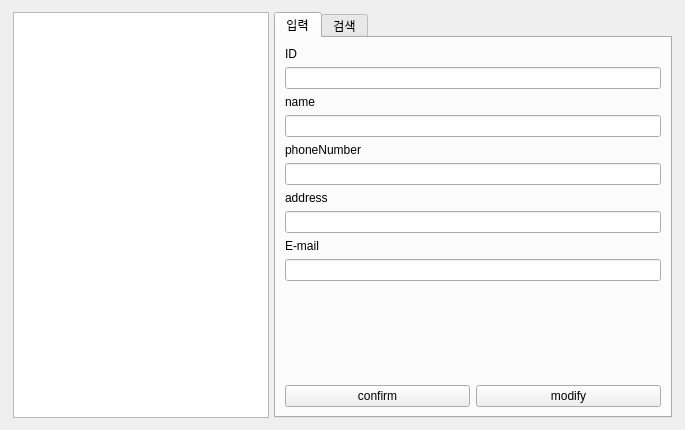
First picture: the form in CustomerProduct2Project/clientmanager.ui, repository SaintMonguss/Qt, before the edit.
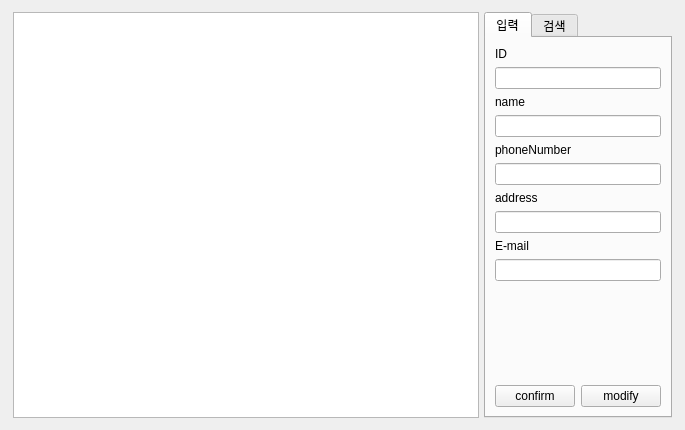
Second picture: the form after the edit. Icons and pictures are not drawn.

Patch:
```diff
--- a/CustomerProduct2Project/clientmanager.ui
+++ b/CustomerProduct2Project/clientmanager.ui
@@ -18,7 +18,7 @@
   </property>
   <layout class="QHBoxLayout" name="horizontalLayout">
    <item>
-    <layout class="QHBoxLayout" name="horizontalLayout_3" stretch="0,0,4">
+    <layout class="QHBoxLayout" name="horizontalLayout_3" stretch="12,0,4">
      <property name="spacing">
       <number>0</number>
      </property>
```
